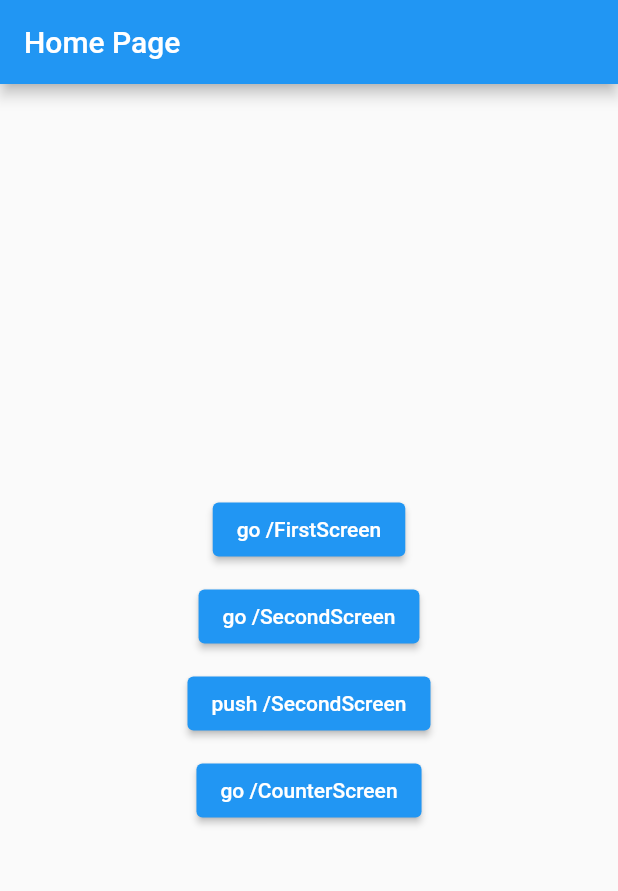
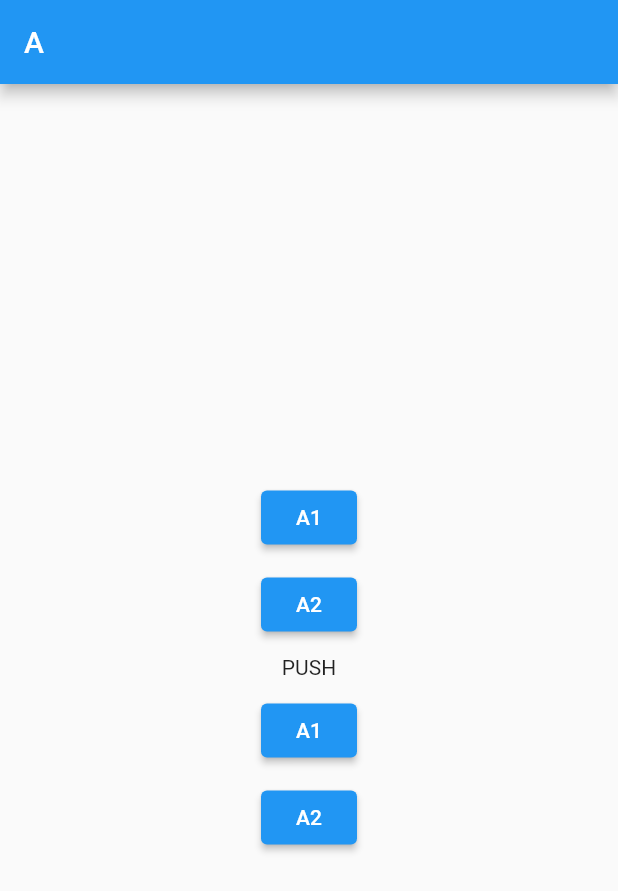
Before and after one commit to jaiminrana05/navigation_2.0, a Flutter app: the screen it shows after launch, on a phone screen of 412 x 824 dp. Shown: the top 891 px of the screen. Run offline on Flutter 3.47's test engine with Material 2 defaults, Android fonts, the phone set to English and light mode, and no system bars; our stand-ins replace go_router.

Commit message:
go vs push

```diff
--- /dev/null
+++ b/lib/pages/a/a0.dart
@@ -0,0 +1,38 @@
+import 'package:flutter/material.dart';
+import 'package:go_router/go_router.dart';
+import 'package:simple_project/pages/common_widget.dart';
+
+class A extends StatelessWidget {
+  const A({Key? key}) : super(key: key);
+
+  @override
+  Widget build(BuildContext context) {
+    return CommonWidget(
+      appBarTitle: 'A',
+      actionButton: [
+        const SizedBox(height: 10),
+        ElevatedButton(
+          onPressed: () => context.goNamed('A1'),
+          child: const Text('A1'),
+        ),
+        const SizedBox(height: 10),
+        ElevatedButton(
+          onPressed: () => context.goNamed('A2'),
+          child: const Text('A2'),
+        ),
+        const SizedBox(height: 10),
+        const Text('PUSH'),
+        const SizedBox(height: 10),
+        ElevatedButton(
+          onPressed: () => context.pushNamed('A1'),
+          child: const Text('A1'),
+        ),
+        const SizedBox(height: 10),
+        ElevatedButton(
+          onPressed: () => context.pushNamed('A2'),
+          child: const Text('A2'),
+        ),
+      ],
+    );
+  }
+}
--- a/lib/route/route.dart
+++ b/lib/route/route.dart
@@ -1,11 +1,13 @@
 import 'package:flutter/material.dart';
 import 'package:go_router/go_router.dart';
+import 'package:simple_project/pages/a/a0.dart';
+import 'package:simple_project/pages/a/a1.dart';
+import 'package:simple_project/pages/a/a2.dart';
 import 'package:simple_project/pages/error/error_screen.dart';
-import 'package:simple_project/pages/first/counter_screen.dart';
-import 'package:simple_project/pages/first/first_screen.dart';
-import 'package:simple_project/pages/home/Home_screen.dart';
 
-import '../pages/second/second_screen.dart';
+import '../pages/b/b0.dart';
+import '../pages/b/b1.dart';
+import '../pages/b/b2.dart';
 
 class MyRoutes {
   MyRoutes._internal();
@@ -18,46 +20,93 @@ class MyRoutes {
 
   final routes = GoRouter(
     urlPathStrategy: UrlPathStrategy.path,
-    initialLocation: '/HomeScreen',
+    initialLocation: '/a',
     routes: [
       GoRoute(
-        path: '/HomeScreen',
-        name: 'Home',
+        path: '/a',
+        name: 'A',
         pageBuilder: (context, state) => const MaterialPage(
-          child: HomeScreen(),
+          child: A(),
         ),
-
-        ///Sub-Route of HomeScreen
         routes: [
           GoRoute(
-            path: 'FirstScreen',
-            name: 'First',
+            path: 'a1',
+            name: 'A1',
             pageBuilder: (context, state) => const MaterialPage(
-              child: FirstScreen(),
+              child: A1(),
             ),
-
-            ///Sub-Route of FirstScreen
-            routes: [
-              GoRoute(
-                path: 'CounterScreen',
-                name: 'Counter',
-                pageBuilder: (context, state) => const MaterialPage(
-                  child: CounterScreen(
-                    title: 'Counter Screen',
-                  ),
-                ),
-              ),
-            ],
           ),
           GoRoute(
-            path: 'SecondScreen',
-            name: 'second',
+            path: 'a2',
+            name: 'A2',
             pageBuilder: (context, state) => const MaterialPage(
-              child: SecondScreen(),
+              child: A2(),
             ),
           ),
         ],
       ),
+      GoRoute(
+        path: '/b',
+        name: 'B',
+        pageBuilder: (context, state) => const MaterialPage(
+          child: B(),
+        ),
+        routes: [
+          GoRoute(
+            path: 'b1',
+            name: 'B1',
+            pageBuilder: (context, state) => const MaterialPage(
+              child: B1(),
+            ),
+          ),
+          GoRoute(
+            path: 'b2',
+            name: 'B2',
+            pageBuilder: (context, state) => const MaterialPage(
+              child: B2(),
+            ),
+          ),
+        ],
+      ),
+
+      // GoRoute(
+      //   path: '/HomeScreen',
+      //   name: 'Home',
+      //   pageBuilder: (context, state) => const MaterialPage(
+      //     child: HomeScreen(),
+      //   ),
+      //
+      //   ///Sub-Route of HomeScreen
+      //   routes: [
+      //     GoRoute(
+      //       path: 'FirstScreen',
+      //       name: 'First',
+      //       pageBuilder: (context, state) => const MaterialPage(
+      //         child: FirstScreen(),
+      //       ),
+      //
+      //       ///Sub-Route of FirstScreen
+      //       routes: [
+      //         GoRoute(
+      //           path: 'CounterScreen',
+      //           name: 'Counter',
+      //           pageBuilder: (context, state) => const MaterialPage(
+      //             child: CounterScreen(
+      //               title: 'Counter Screen',
+      //             ),
+      //           ),
+      //         ),
+      //       ],
+      //     ),
+      //     GoRoute(
+      //       path: 'SecondScreen',
+      //       name: 'second',
+      //       pageBuilder: (context, state) => const MaterialPage(
+      //         child: SecondScreen(),
+      //       ),
+      //     ),
+      //   ],
+      // ),
     ],
     errorPageBuilder: (context, state) => MaterialPage(
       key: state.pageKey,
```
Also changed, not shown: lib/pages/a/a1.dart (added, +39 -0 lines), lib/pages/a/a2.dart (added, +38 -0 lines), lib/pages/b/b0.dart (added, +48 -0 lines), lib/pages/b/b1.dart (added, +38 -0 lines), lib/pages/b/b2.dart (added, +38 -0 lines), 1 other file.
